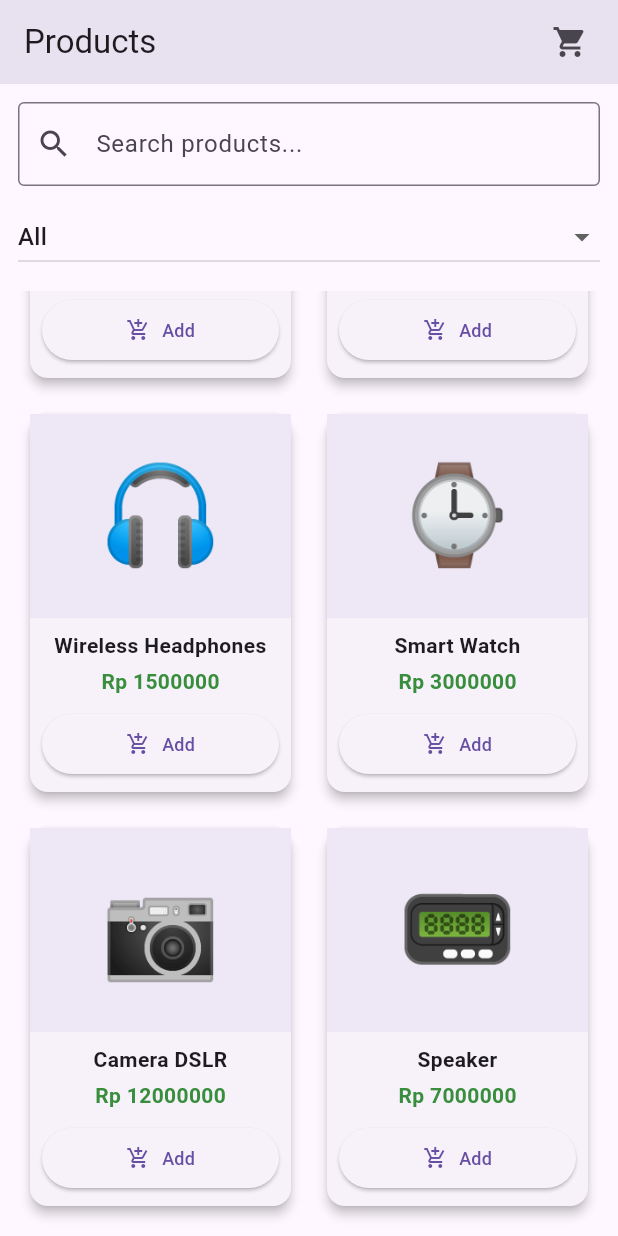
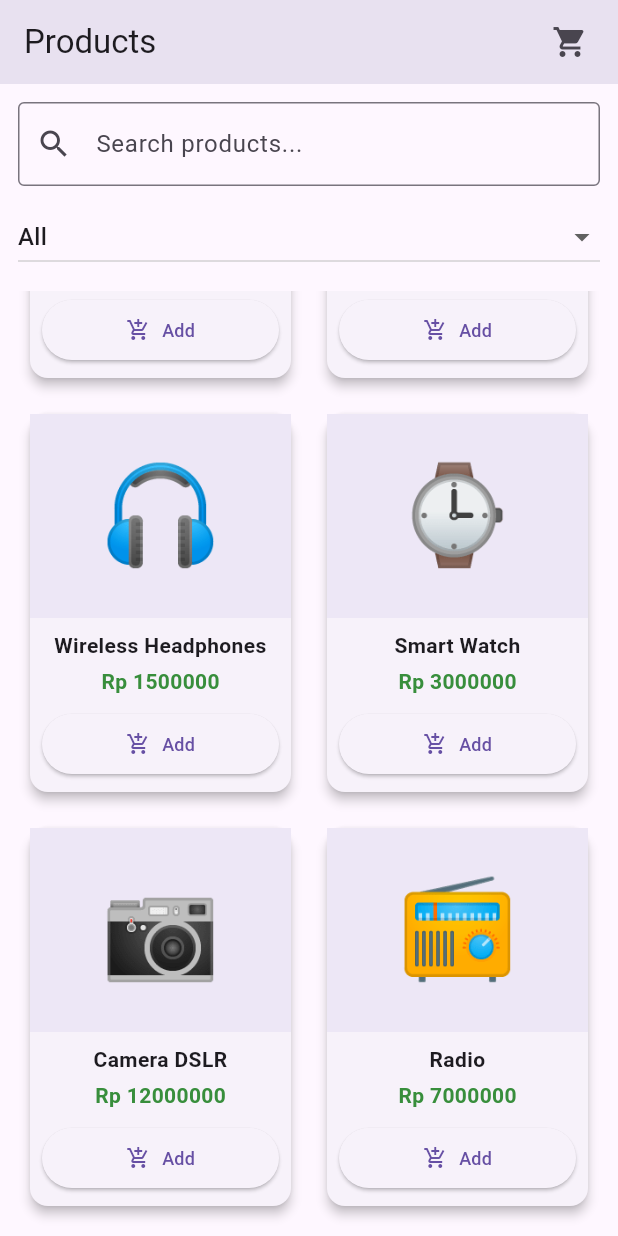
Before and after one commit to NadilaPutri11/tugas_matkul_PAB, a Flutter app: the screen it shows after launch, scrolled down 214 dp, on a phone screen of 412 x 824 dp. Run offline on Flutter 3.47's test engine with Material 3 defaults, Android fonts, the phone set to English and light mode, and no system bars.

Commit message:
Update product_list_page.dart

```diff
--- a/p4_shoppingcartenhancement/lib/pages/product_list_page.dart
+++ b/p4_shoppingcartenhancement/lib/pages/product_list_page.dart
@@ -63,10 +63,10 @@ class _ProductListPageState extends State<ProductListPage> {
       ),
       Product(
         id: '6',
-        name: 'Speaker',
+        name: 'Radio',
         price: 7000000,
-        emoji: '📟',
-        description: 'Speaker untuk produktivitas',
+        emoji: '📻',
+        description: 'Radio untuk produktivitas',
         category: 'Audio',
       ),
     ];
```
